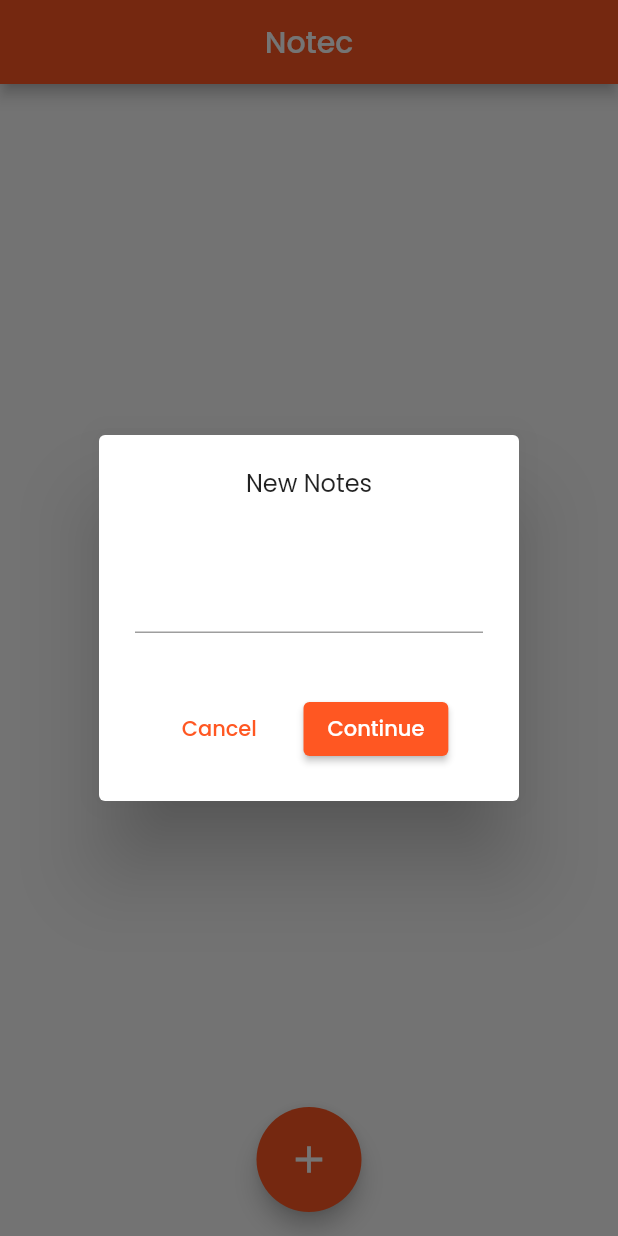
After one commit to cikoedofebrian/note-flutter, a Flutter app: the screen it shows after launch, after a tap on the "add" icon, on a phone screen of 412 x 824 dp. The commit adds this screen. Run offline on Flutter 3.47's test engine with Material 2 defaults, Android fonts, the phone set to English and light mode, and no system bars; our stand-ins replace google_fonts.

Commit message:
refactor
a little bit of refactoring

```diff
--- a/app/lib/providers/note_prov.dart
+++ b/app/lib/providers/note_prov.dart
@@ -1,9 +1,8 @@
-import 'package:provider/provider.dart';
 import 'package:flutter/material.dart';
 import '../models/note.dart';
 
 class NoteProvider with ChangeNotifier {
-  List<Note> _notes = [];
+  final List<Note> _notes = [];
 
   List<Note> get notes {
     return _notes;
@@ -19,4 +18,9 @@
     _notes.add(newNote);
     notifyListeners();
   }
+
+  void deleteNote(String id) {
+    _notes.removeWhere((element) => element.id == id);
+    notifyListeners();
+  }
 }
--- a/app/lib/screens/edit.dart
+++ b/app/lib/screens/edit.dart
@@ -26,9 +26,10 @@
     return Scaffold(
       appBar: AppBar(
         title: title == null ? Text('Edit') : Text(title as String),
-        backgroundColor: appbarcolor != null ? appbarcolor : null,
+        backgroundColor: appbarcolor,
         actions: [
-          IconButton(onPressed: () {}, icon: Icon(Icons.info_outline_rounded)),
+          IconButton(
+              onPressed: () {}, icon: const Icon(Icons.info_outline_rounded)),
           Padding(
             padding: const EdgeInsets.only(right: 20),
             child: IconButton(
--- a/app/lib/widgets/new_form.dart
+++ b/app/lib/widgets/new_form.dart
@@ -12,7 +12,7 @@
   Widget build(BuildContext context) {
     final textController = TextEditingController();
 
-    return Container(
+    return SizedBox(
       width: 70,
       height: 70,
       child: FittedBox(
@@ -21,12 +21,12 @@
             showDialog(
               context: context,
               builder: (ctx) => AlertDialog(
-                content: Container(
+                content: SizedBox(
                   height: 200,
                   child: Column(
                     mainAxisAlignment: MainAxisAlignment.spaceBetween,
                     children: [
-                      Text('New Notes', textAlign: TextAlign.start),
+                      const Text('New Notes', textAlign: TextAlign.start),
                       TextField(
                         controller: textController,
                       ),
@@ -37,7 +37,7 @@
                             onPressed: () {
                               Navigator.pop(context);
                             },
-                            child: Text('Cancel'),
+                            child: const Text('Cancel'),
                           ),
                           ElevatedButton(
                               onPressed: () {
@@ -48,7 +48,7 @@
                                 Navigator.pushNamed(context, '/edit',
                                     arguments: textController.text);
                               },
-                              child: Text('Continue'))
+                              child: const Text('Continue'))
                         ],
                       ),
                     ],
@@ -57,7 +57,7 @@
               ),
             );
           },
-          child: Icon(Icons.add),
+          child: const Icon(Icons.add),
         ),
       ),
     );
--- /dev/null
+++ b/app/lib/widgets/note_list.dart
@@ -0,0 +1,72 @@
+import 'package:flutter/material.dart';
+import 'package:provider/provider.dart';
+import '../providers/note_prov.dart';
+
+class NoteList extends StatefulWidget {
+  const NoteList({super.key});
+
+  @override
+  State<NoteList> createState() => _NoteListState();
+}
+
+class _NoteListState extends State<NoteList> {
+  Color invert(Color color) {
+    final r = 255 - color.red;
+    final g = 255 - color.green;
+    final b = 255 - color.blue;
+
+    return Color.fromARGB((color.opacity * 255).round(), r, g, b);
+  }
+
+  String subConverter(String sub) {
+    if (sub.length > 20) {
+      return "${sub.substring(0, 19)}...";
+    } else if (sub.isEmpty) {
+      return "This note is empty";
+    } else {
+      return sub;
+    }
+  }
+
+  @override
+  Widget build(BuildContext context) {
+    final note = Provider.of<NoteProvider>(context);
+    final data = note.notes;
+    return ListView.builder(
+      itemBuilder: ((context, index) => Padding(
+            padding: const EdgeInsets.symmetric(vertical: 8, horizontal: 20),
+            child: ListTile(
+                shape: RoundedRectangleBorder(
+                    borderRadius: BorderRadius.circular(40)),
+                tileColor: data[index].colors,
+                textColor: Colors.white,
+                iconColor: Colors.white,
+                leading: CircleAvatar(
+                  backgroundColor: invert(data[index].colors),
+                  child: Text(data[index].title[0]),
+                ),
+                title: Text(subConverter(data[index].title)),
+                subtitle: Text(subConverter(data[index].content)),
+                trailing: Row(
+                  mainAxisSize: MainAxisSize.min,
+                  children: [
+                    IconButton(
+                      icon: const Icon(Icons.delete),
+                      onPressed: () {
+                        note.deleteNote(data[index].id);
+                      },
+                    ),
+                    IconButton(
+                      icon: const Icon(Icons.edit),
+                      onPressed: () {
+                        Navigator.pushNamed(context, '/edit')
+                            .then((value) => null);
+                      },
+                    ),
+                  ],
+                )),
+          )),
+      itemCount: data.length,
+    );
+  }
+}
```
Also changed, not shown: app/lib/screens/home.dart (+4 -52 lines), app/lib/helpers/db_helper.dart (added).
